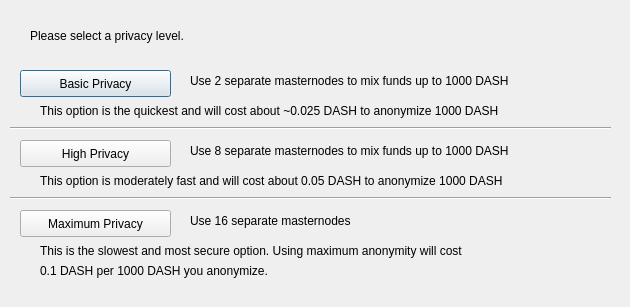
mazanetwork/maza, file src/qt/forms/darksendconfig.ui: the form before one commit.
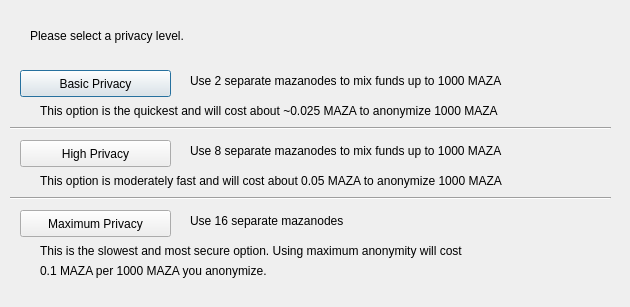
The form after the commit.

The edit to the form file:
```diff
--- a/src/qt/forms/darksendconfig.ui
+++ b/src/qt/forms/darksendconfig.ui
@@ -75,7 +75,7 @@
     </rect>
    </property>
    <property name="text">
-    <string>Use 2 separate masternodes to mix funds up to 1000 DASH</string>
+    <string>Use 2 separate mazanodes to mix funds up to 1000 MAZA</string>
    </property>
   </widget>
   <widget class="QLabel" name="label_3">
@@ -88,7 +88,7 @@
     </rect>
    </property>
    <property name="text">
-    <string>Use 8 separate masternodes to mix funds up to 1000 DASH</string>
+    <string>Use 8 separate mazanodes to mix funds up to 1000 MAZA</string>
    </property>
   </widget>
   <widget class="QLabel" name="label_4">
@@ -101,7 +101,7 @@
     </rect>
    </property>
    <property name="text">
-    <string>Use 16 separate masternodes</string>
+    <string>Use 16 separate mazanodes</string>
    </property>
   </widget>
   <widget class="QLabel" name="label_6">
@@ -114,7 +114,7 @@
     </rect>
    </property>
    <property name="text">
-    <string>This option is the quickest and will cost about ~0.025 DASH to anonymize 1000 DASH</string>
+    <string>This option is the quickest and will cost about ~0.025 MAZA to anonymize 1000 MAZA</string>
    </property>
   </widget>
   <widget class="QLabel" name="label_7">
@@ -127,7 +127,7 @@
     </rect>
    </property>
    <property name="text">
-    <string>This option is moderately fast and will cost about 0.05 DASH to anonymize 1000 DASH</string>
+    <string>This option is moderately fast and will cost about 0.05 MAZA to anonymize 1000 MAZA</string>
    </property>
   </widget>
   <widget class="QLabel" name="label_8">
@@ -153,7 +153,7 @@
     </rect>
    </property>
    <property name="text">
-    <string>0.1 DASH per 1000 DASH you anonymize.</string>
+    <string>0.1 MAZA per 1000 MAZA you anonymize.</string>
    </property>
   </widget>
   <widget class="Line" name="line">
```
